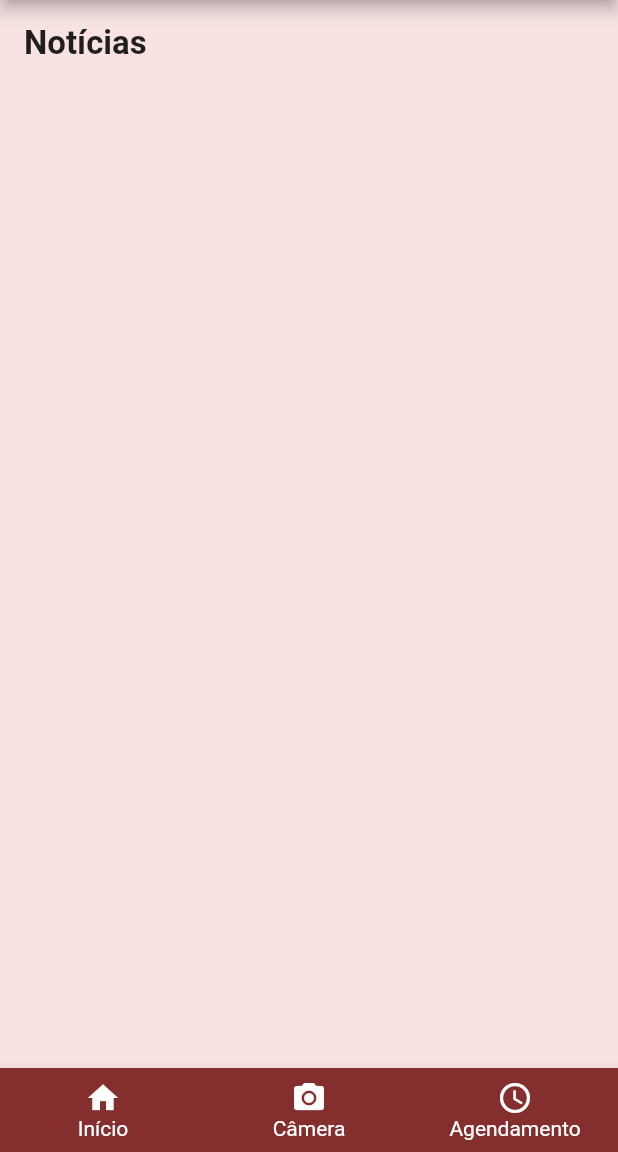
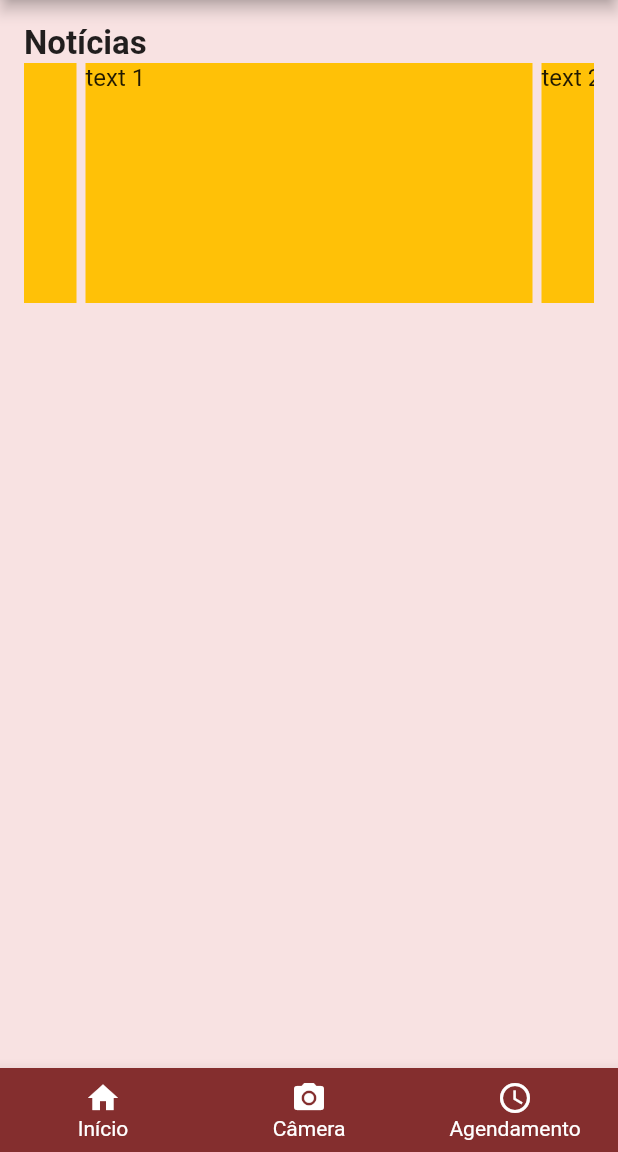
Before and after one commit to Vitorhoj/MUSEAR-App, a Flutter app: the screen it shows after launch, on a phone screen of 412 x 824 dp, the part 84-1236 px from its top. Run offline on Flutter 3.47's test engine with Material 2 defaults, Android fonts, the phone set to English and light mode, and no system bars; drawn by our look-alikes of carousel_slider.

Commit message:
Adding a CarouselSlider in HomeScreen body.

```diff
--- a/lib/main.dart
+++ b/lib/main.dart
@@ -1,4 +1,5 @@
 import 'package:flutter/material.dart';
+import 'package:carousel_slider/carousel_slider.dart';
 
 void main() {
   runApp(const MyApp());
@@ -107,16 +108,32 @@ class _MyHomeScreenState extends State<MyHomeScreen> {
       body: Padding(
           padding: const EdgeInsets.all(16.0),
           child: Column(
-            children: const [Align(alignment: Alignment.centerLeft,
-            child: Text(
-              "Notícias",
-              style: TextStyle(
-                fontWeight: FontWeight.bold,
-                fontSize: 22,
-              ),textAlign: TextAlign.start,
-            ),
-            ),
-            ],
+            children: [
+              const Align(
+                alignment: Alignment.centerLeft,
+                child: Text(
+                  "Notícias",
+                  style: TextStyle(
+                    fontWeight: FontWeight.bold,
+                    fontSize: 22,),
+                  textAlign: TextAlign.start,),
+              ),
+              CarouselSlider(
+                options: CarouselOptions(height: 160.0),
+                items: [1, 2, 3, 4].map((i) {
+                  return Builder
+                    (builder: (BuildContext context) {
+                    return Container(
+                      width: MediaQuery.of(context).size.width,
+                      margin: const EdgeInsets.symmetric(horizontal: 3.0),
+                      decoration: const BoxDecoration(color: Colors.amber),
+                      child:
+                      Text('text $i', style: const TextStyle(fontSize: 16.0),),
+                    );
+                  },
+                  );
+                }).toList(),
+              ),],
           ),
         ),
       bottomNavigationBar: BottomNavigationBar(
--- a/pubspec.yaml
+++ b/pubspec.yaml
@@ -31,6 +31,7 @@ environment:
 dependencies:
   flutter:
     sdk: flutter
+  carousel_slider: ^4.1.1
 
 
   # The following adds the Cupertino Icons font to your application.
```
Also changed, not shown: pubspec.lock.
